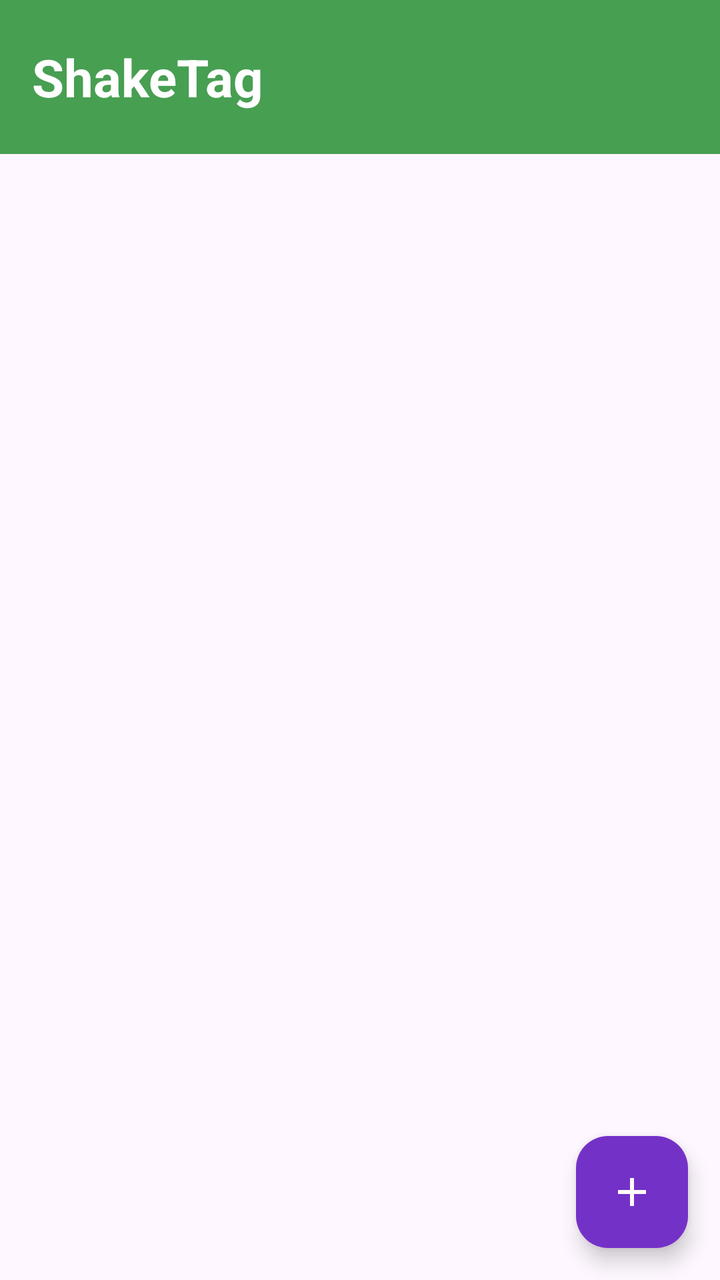
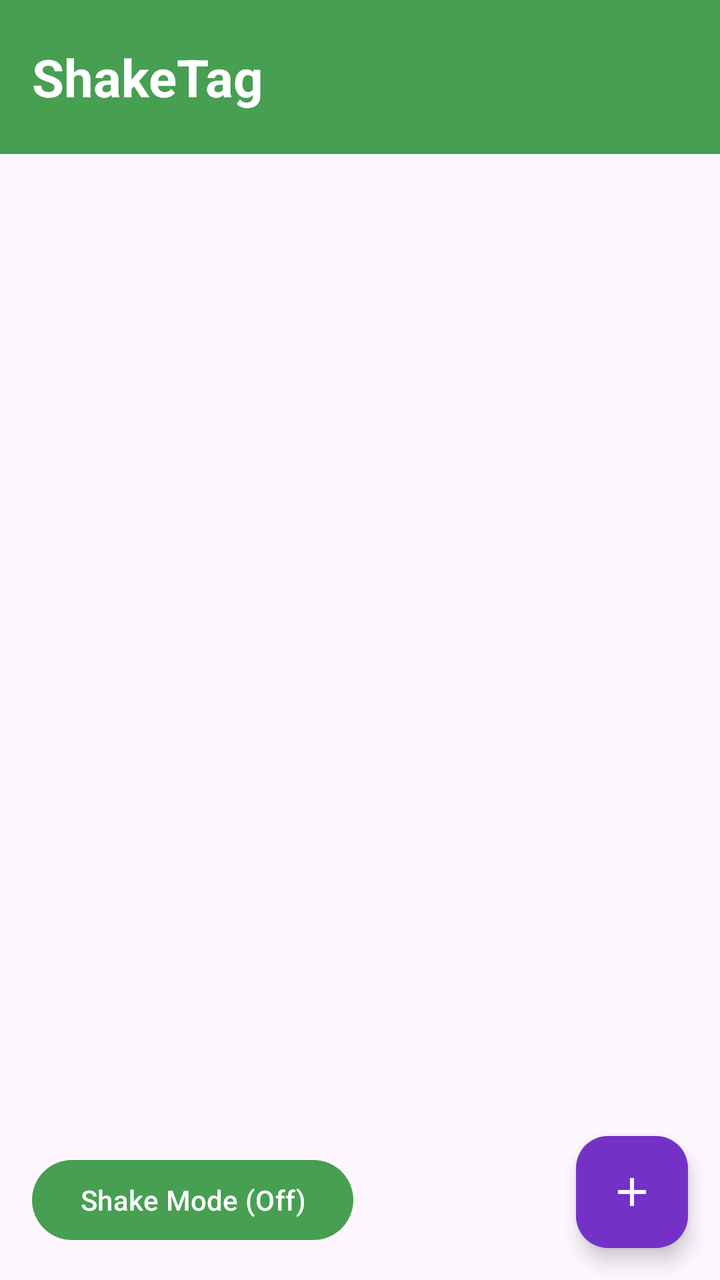

An Android layout rendered at two revisions. The XML below is the earlier revision; the diff shows what the commit changed to produce the second picture.
<!-- AndroidManifest.xml: application theme Theme.ShakeTag -->
<!-- res/layout/activity_main.xml -->
<?xml version="1.0" encoding="utf-8"?>
<androidx.constraintlayout.widget.ConstraintLayout xmlns:android="http://schemas.android.com/apk/res/android"
    xmlns:app="http://schemas.android.com/apk/res-auto"
    xmlns:tools="http://schemas.android.com/tools"
    android:id="@+id/main"
    android:layout_width="match_parent"
    android:layout_height="match_parent"
    tools:context=".MainActivity">

    <include
        layout="@layout/toolbar"
        android:layout_width="0dp"
        android:layout_height="77dp"
        app:layout_constraintTop_toTopOf="parent"
        app:layout_constraintStart_toStartOf="parent"
        app:layout_constraintEnd_toEndOf="parent" />

    <com.google.android.material.floatingactionbutton.FloatingActionButton
        android:id="@+id/addButton"
        android:layout_width="wrap_content"
        android:layout_height="wrap_content"
        android:layout_margin="16dp"
        android:contentDescription="@string/add_sensor_title"
        android:onClick="openAddSensorScreen"
        app:srcCompat="@drawable/ic_add"
        app:backgroundTint="@color/fab_purple"
        app:tint="@android:color/white"
        app:layout_constraintBottom_toBottomOf="parent"
        app:layout_constraintEnd_toEndOf="parent" />

</androidx.constraintlayout.widget.ConstraintLayout>
<!-- res/layout/toolbar.xml (included above) -->
<?xml version="1.0" encoding="utf-8"?>
<com.google.android.material.appbar.MaterialToolbar xmlns:android="http://schemas.android.com/apk/res/android"
    xmlns:app="http://schemas.android.com/apk/res-auto"
    android:id="@+id/toolbar"
    android:layout_width="match_parent"
    android:layout_height="77dp"
    android:background="@color/header_green"
    app:title="@string/app_name"
    app:titleTextAppearance="@style/ToolbarTitle" />
<!-- resources referenced by this layout -->
<resources>
  <color name="fab_purple">#7431C8</color>
  <color name="header_green">#479F52</color>
  <!-- drawable ic_add (drawable) -->
  <vector xmlns:android="http://schemas.android.com/apk/res/android" android:height="24dp" android:tint="#000000" android:viewportHeight="24" android:viewportWidth="24" android:width="24dp">
        
      <path android:fillColor="@android:color/white" android:pathData="M19,13h-6v6h-2v-6H5v-2h6V5h2v6h6v2z"/>
      
  </vector>
  <string name="add_sensor_title">Add Sensor</string>
  <string name="app_name">ShakeTag</string>
  <style name="ToolbarTitle" parent="TextAppearance.Material3.TitleLarge">
          <item name="android:textStyle">bold</item>
          <item name="android:textColor">@android:color/white</item>
          <item name="android:textSize">26sp</item>
      </style>
  <style name="Theme.ShakeTag" parent="Base.Theme.ShakeTag" />
  <style name="Base.Theme.ShakeTag" parent="Theme.Material3.DayNight.NoActionBar">
          
      </style>
</resources>

<!-- the commit's change to res/layout/activity_main.xml (unified diff, before → after) -->
@@ -28,6 +28,18 @@
         app:layout_constraintBottom_toBottomOf="parent"
         app:layout_constraintEnd_toEndOf="parent" />
 
+    <Button
+        android:id="@+id/shakeButton"
+        android:layout_width="wrap_content"
+        android:layout_height="wrap_content"
+        android:layout_margin="16dp"
+        android:text="@string/shake_mode_off"
+        android:textColor="@android:color/white"
+        android:onClick="toggleShakeMode"
+        app:backgroundTint="@color/header_green"
+        app:layout_constraintBottom_toBottomOf="parent"
+        app:layout_constraintStart_toStartOf="parent" />
+
 </androidx.constraintlayout.widget.ConstraintLayout>
 <!-- res/layout/toolbar.xml (included above) -->
 <?xml version="1.0" encoding="utf-8"?>
<!-- resource entries referenced after the edit -->
@@ -10,6 +10,7 @@
   </vector>
   <string name="add_sensor_title">Add Sensor</string>
   <string name="app_name">ShakeTag</string>
+  <string name="shake_mode_off">Shake Mode (Off)</string>
   <style name="ToolbarTitle" parent="TextAppearance.Material3.TitleLarge">
           <item name="android:textStyle">bold</item>
           <item name="android:textColor">@android:color/white</item>
